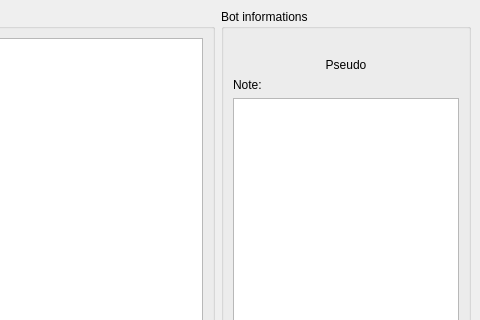
Above: tools/bot-actions/SocialChat.ui from alphaonex86/CatchChallenger before the change; both pictures show x 842 to 1322 and y 0 to 320 of the 1322 by 766 pixel window. Below: the same form after it.
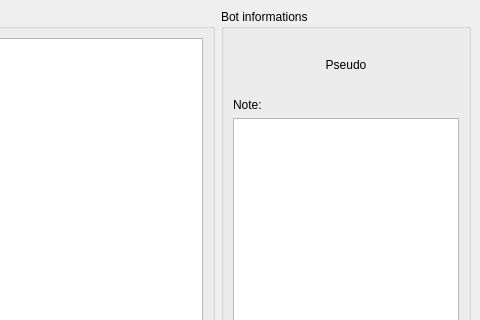
That is the form after the change. Icons and pictures are not drawn.

Commit message: [Change] Now it compil, don't send message, and don't save the previous message (tools)

```diff
--- a/tools/bot-actions/SocialChat.ui
+++ b/tools/bot-actions/SocialChat.ui
@@ -154,6 +154,13 @@
          </property>
         </widget>
        </item>
+       <item>
+        <widget class="QLabel" name="player_informations_type">
+         <property name="alignment">
+          <set>Qt::AlignCenter</set>
+         </property>
+        </widget>
+       </item>
        <item>
         <widget class="QLabel" name="label">
          <property name="text">
```
The commit also changes 2 other files.
